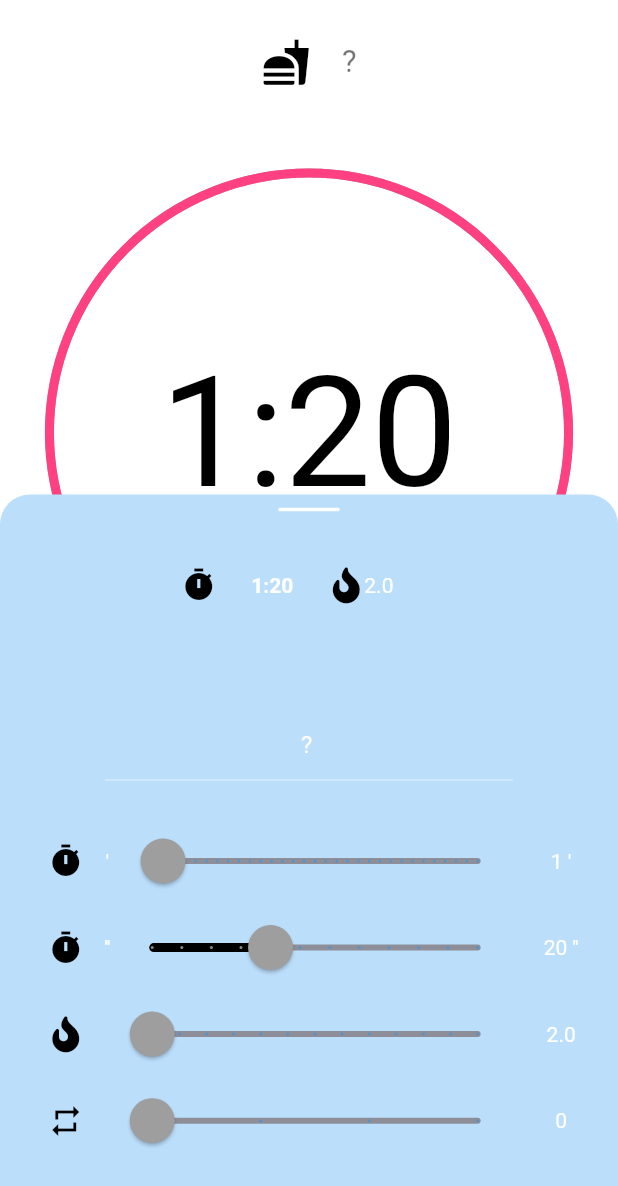
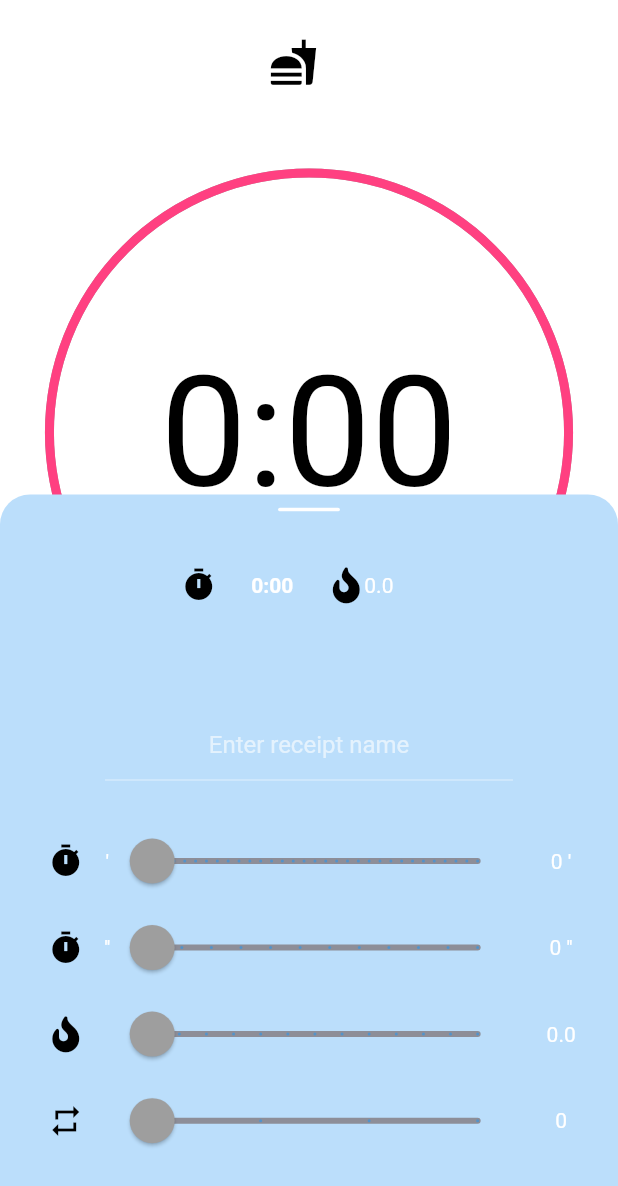
Before and after one commit to niklaskobi/blinchiki, a Flutter app: the screen it shows after launch, after a tap on the "add" icon, on a phone screen of 412 x 824 dp. Shown: the top 1186 px of the screen. Run offline on Flutter 3.47's test engine with Material 2 defaults, Android fonts, the light colour scheme and no system bars; our stand-ins replace flutter_slidable, font_awesome_flutter; statements that could not run were skipped.

Commit message:
save json after name editing is complete

```diff
--- a/lib/models/receipt_data.dart
+++ b/lib/models/receipt_data.dart
@@ -8,12 +8,12 @@ import 'package:flutter/foundation.dart';
 
 class ReceiptData extends ChangeNotifier {
   static int maxDurationAmount = 4;
-  static SteeringSetting defaultSteering = SteeringSetting(min: 0, max: 3, step: 0.5, value: 2, steeringId: 1);
-  static MyDuration defaultDuration = MyDuration(minutes: 1, seconds: 20);
+  static SteeringSetting defaultSteering = SteeringSetting(min: 0, max: 3, step: 0.5, value: 0, steeringId: 1);
+  static MyDuration defaultDuration = MyDuration(minutes: 0, seconds: 0);
   //static MyDuration zeroDuration = MyDuration(minutes: 0, seconds: 0);
   static Receipt getDefaultReceipt() {
     return Receipt(
-        name: '?',
+        name: '',
         durations: [defaultDuration.copy()],
         iconId: 1,
         stoveId: 1,
--- a/lib/screens/receipt_settings_screen.dart
+++ b/lib/screens/receipt_settings_screen.dart
@@ -255,11 +255,16 @@ class _ReceiptSettingsScreenState extends State<ReceiptSettingsScreen> {
         initialValue: Provider.of<ReceiptList>(context, listen: false).getReceiptByIndex(index).name,
         autofocus: false,
         textAlign: TextAlign.center,
-        decoration: InputDecoration(hintText: "enter receipt name"),
-        onChanged: (newText) {
+        decoration: InputDecoration(hintText: "Enter receipt name"),
+        onChanged: (newText) {},
+        onSaved: (newText) {
+          print('onSaved');
+        },
+        onFieldSubmitted: (newText) {
           setState(() {
             //update name through receipt_data and receiver
             Provider.of<ReceiptList>(context, listen: false).setName(index, newText);
+            writeReceiptsToDevice();
           });
         },
       ),
```
